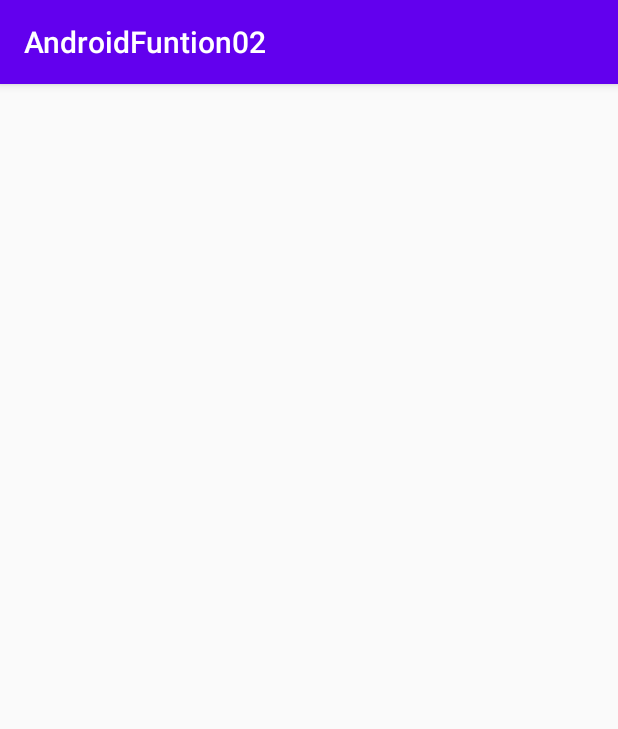
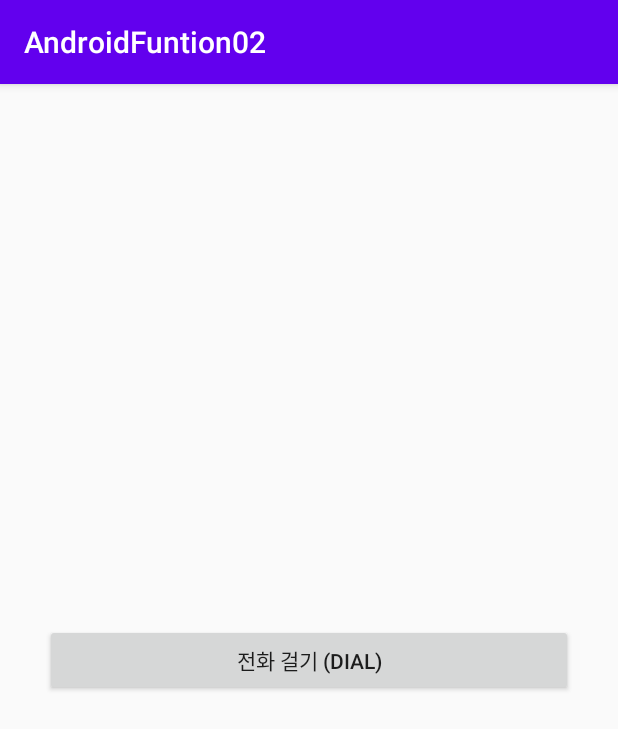
Before and after one commit to apple0819/AndroidFuntion02, an Android app: the screen it shows after launch (MainActivity), on a phone screen of 412 x 824 dp. Shown: the top 729 px of the screen. Run offline under Robolectric (Android 15) with nearby library versions, the phone set to English and light mode, and no system bars; our stand-ins replace data binding.

Commit message:
전화 걸기 직전 화면으로 이동

```diff
--- a/app/src/main/java/com/example/androidfuntion02/MainActivity.java
+++ b/app/src/main/java/com/example/androidfuntion02/MainActivity.java
@@ -3,7 +3,10 @@ package com.example.androidfuntion02;
 import androidx.appcompat.app.AppCompatActivity;
 import androidx.databinding.DataBindingUtil;
 
+import android.content.Intent;
+import android.net.Uri;
 import android.os.Bundle;
+import android.view.View;
 
 import com.example.androidfuntion02.databinding.ActivityMainBinding;
 
@@ -15,5 +18,20 @@ public class MainActivity extends AppCompatActivity {
     protected void onCreate(Bundle savedInstanceState) {
         super.onCreate(savedInstanceState);
         binding = DataBindingUtil.setContentView(this, R.layout.activity_main);
+
+        binding.dialBtn.setOnClickListener(new View.OnClickListener() {
+            @Override
+            public void onClick(View v) {
+//                다른 화면으로 이동 : Intent
+//                 => 우리가 만든게 아니라, 안드로이드가 제공하는 화면으로 이동.
+//                 => 전화 걸기 화면
+
+//                어느 화면으로 갈지 => 안드로이드가 요구하는 양식으로 작성 : Uri
+                Uri uri = Uri.parse("tel:01051123237");
+                Intent intent = new Intent(Intent.ACTION_DIAL, uri);
+                startActivity(intent);
+            }
+        });
+
     }
 }
--- a/app/src/main/res/layout/activity_main.xml
+++ b/app/src/main/res/layout/activity_main.xml
@@ -5,8 +5,16 @@
         xmlns:tools="http://schemas.android.com/tools"
         android:layout_width="match_parent"
         android:layout_height="match_parent"
+        android:orientation="vertical"
+        android:gravity="center"
+        android:padding="30dp"
         tools:context=".MainActivity">
 
+        <Button
+            android:id="@+id/dialBtn"
+            android:layout_width="match_parent"
+            android:layout_height="wrap_content"
+            android:text="전화 걸기 (DIAL)"/>
 
     </LinearLayout>
 </layout>
```
